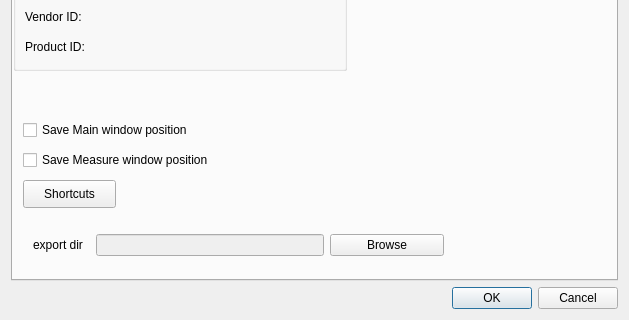
Qt form SettingsDialog.ui (fupe/digitizer2) before a commit; both pictures show x 0 to 629 and y 277 to 597 of the 629 by 597 pixel window.
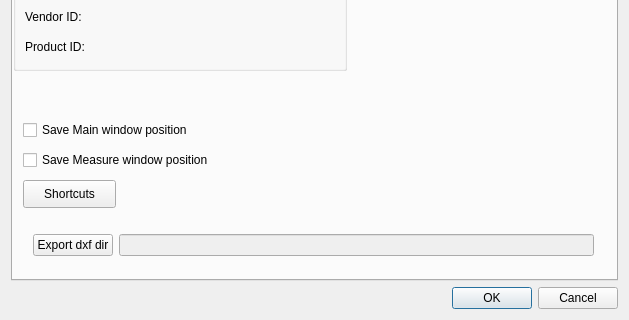
The same form after that commit.

Commit message: settingwindow out

What changed in the file:
```diff
--- a/SettingsDialog.ui
+++ b/SettingsDialog.ui
@@ -421,20 +421,20 @@
         <string>Shortcuts</string>
        </property>
       </widget>
-      <widget class="QWidget" name="">
+      <widget class="QWidget" name="layoutWidget">
        <property name="geometry">
         <rect>
          <x>20</x>
          <y>470</y>
-         <width>411</width>
+         <width>561</width>
          <height>30</height>
         </rect>
        </property>
-       <layout class="QHBoxLayout" name="horizontalLayout_8" stretch="0,2,1">
+       <layout class="QHBoxLayout" name="horizontalLayout_8" stretch="0,0">
         <item>
-         <widget class="QLabel" name="label_2">
+         <widget class="QPushButton" name="button_browse_dxf">
           <property name="text">
-           <string>export dir  </string>
+           <string>Export dxf dir</string>
           </property>
          </widget>
         </item>
@@ -445,13 +445,6 @@
           </property>
          </widget>
         </item>
-        <item>
-         <widget class="QPushButton" name="button_browse_dxf">
-          <property name="text">
-           <string>Browse</string>
-          </property>
-         </widget>
-        </item>
        </layout>
       </widget>
      </widget>
```
The commit also changes 1 other file.
